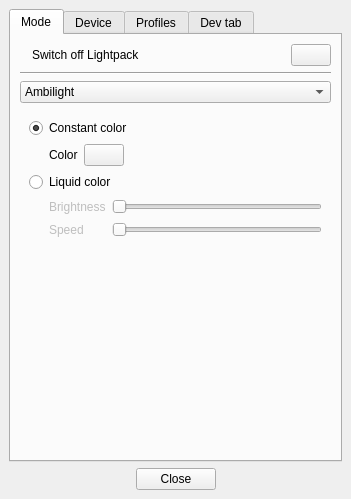
The window that Software/src/SettingsWindow.ui (Atarity/Lightpack) describes before a commit, drawn with Qt 5.
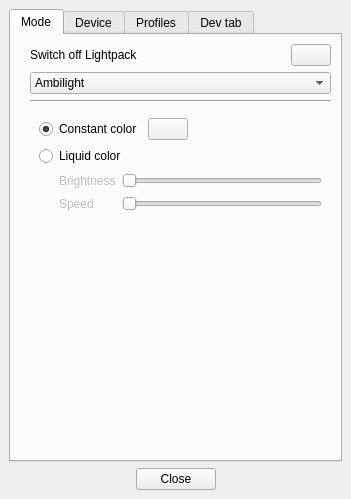
The same window after the commit. Icons and pictures are not drawn. Custom widgets are drawn as their Qt base class.

Commit message: Software: GUI: remove label "Color" from MoodLamp mode;

What changed in the file:
```diff
--- a/Software/src/SettingsWindow.ui
+++ b/Software/src/SettingsWindow.ui
@@ -47,26 +47,11 @@
        <attribute name="title">
         <string>Mode</string>
        </attribute>
-       <layout class="QVBoxLayout" name="verticalLayout_4">
-        <item>
+       <layout class="QGridLayout" name="gridLayout_5">
+        <item row="0" column="1">
          <layout class="QHBoxLayout" name="horizontalLayout_12">
-          <property name="leftMargin">
-           <number>12</number>
-          </property>
           <item>
            <widget class="QLabel" name="label_EnableDisableDevice">
-            <property name="minimumSize">
-             <size>
-              <width>0</width>
-              <height>21</height>
-             </size>
-            </property>
-            <property name="maximumSize">
-             <size>
-              <width>16777215</width>
-              <height>21</height>
-             </size>
-            </property>
             <property name="font">
              <font>
               <weight>50</weight>
@@ -122,16 +107,7 @@
           </item>
          </layout>
         </item>
-        <item>
-         <widget class="Line" name="line">
-          <property name="orientation">
-           <enum>Qt::Horizontal</enum>
-          </property>
-         </widget>
-        </item>
-        <item>
-         <layout class="QHBoxLayout" name="horizontalLayout_8">
-          <item>
+        <item row="1" column="1">
            <widget class="QComboBox" name="comboBox_Modes">
             <item>
              <property name="text">
@@ -145,9 +121,14 @@
             </item>
            </widget>
           </item>
-         </layout>
+        <item row="2" column="1">
+         <widget class="Line" name="line">
+          <property name="orientation">
+           <enum>Qt::Horizontal</enum>
+          </property>
+         </widget>
         </item>
-        <item>
+        <item row="3" column="1">
          <widget class="QStackedWidget" name="stackedWidget_Modes">
           <property name="currentIndex">
            <number>1</number>
@@ -392,7 +373,9 @@
            </layout>
           </widget>
           <widget class="QWidget" name="page_2">
-           <layout class="QVBoxLayout" name="verticalLayout_8">
+           <layout class="QVBoxLayout" name="verticalLayout">
+            <item>
+             <layout class="QHBoxLayout" name="horizontalLayout_7">
             <item>
              <widget class="QRadioButton" name="radioButton_ConstantColorMoodLampMode">
               <property name="text">
@@ -407,31 +390,6 @@
              </widget>
             </item>
             <item>
-             <layout class="QHBoxLayout" name="horizontalLayout_7">
-              <item>
-               <spacer name="horizontalSpacer_10">
-                <property name="orientation">
-                 <enum>Qt::Horizontal</enum>
-                </property>
-                <property name="sizeType">
-                 <enum>QSizePolicy::Preferred</enum>
-                </property>
-                <property name="sizeHint" stdset="0">
-                 <size>
-                  <width>20</width>
-                  <height>10</height>
-                 </size>
-                </property>
-               </spacer>
-              </item>
-              <item>
-               <widget class="QLabel" name="label_MoodLampColor">
-                <property name="text">
-                 <string>Color</string>
-                </property>
-               </widget>
-              </item>
-              <item>
                <widget class="ColorButton" name="pushButton_SelectColor">
                 <property name="text">
                  <string/>
@@ -446,13 +404,10 @@
                 <property name="orientation">
                  <enum>Qt::Horizontal</enum>
                 </property>
-                <property name="sizeType">
-                 <enum>QSizePolicy::Expanding</enum>
-                </property>
                 <property name="sizeHint" stdset="0">
                  <size>
-                  <width>10</width>
-                  <height>10</height>
+                  <width>40</width>
+                  <height>20</height>
                  </size>
                 </property>
                </spacer>
@@ -570,6 +525,22 @@
           </widget>
          </widget>
         </item>
+        <item row="3" column="0">
+         <spacer name="horizontalSpacer_14">
+          <property name="orientation">
+           <enum>Qt::Horizontal</enum>
+          </property>
+          <property name="sizeType">
+           <enum>QSizePolicy::Minimum</enum>
+          </property>
+          <property name="sizeHint" stdset="0">
+           <size>
+            <width>10</width>
+            <height>20</height>
+           </size>
+          </property>
+         </spacer>
+        </item>
        </layout>
       </widget>
       <widget class="QWidget" name="tabHardwareOptions">
@@ -894,7 +865,7 @@
         </item>
        </layout>
       </widget>
-      <widget class="QWidget" name="tab">
+      <widget class="QWidget" name="tabProfiles">
        <attribute name="title">
         <string>Profiles</string>
        </attribute>
@@ -1237,16 +1208,7 @@
           <property name="title">
            <string>Capture source:</string>
           </property>
-          <layout class="QVBoxLayout" name="verticalLayout">
-           <property name="spacing">
-            <number>0</number>
-           </property>
-           <property name="sizeConstraint">
-            <enum>QLayout::SetDefaultConstraint</enum>
-           </property>
-           <property name="margin">
-            <number>0</number>
-           </property>
+          <layout class="QVBoxLayout" name="_2">
            <item>
             <widget class="QRadioButton" name="radioButton_GrabQt">
              <property name="sizePolicy">
```
Lines whose indentation alone changed are shown as unchanged. The commit also changes 1 other file.
